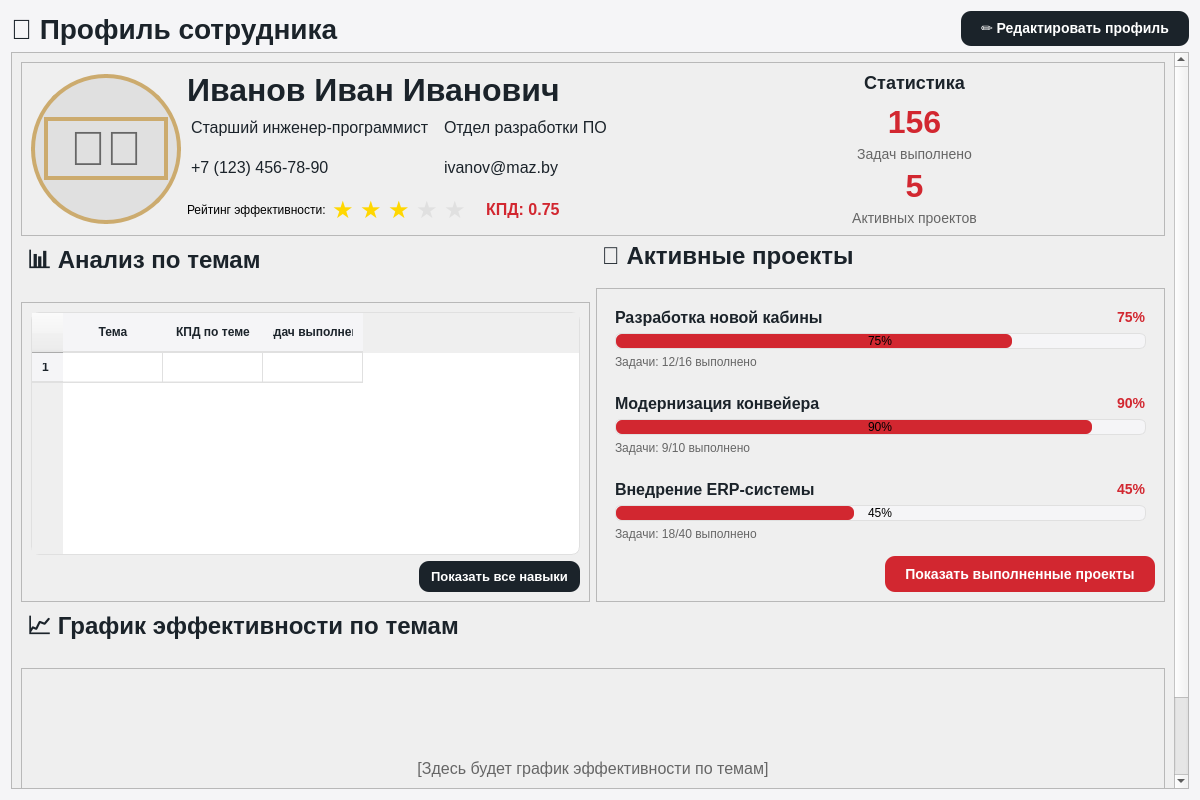
lerakaplich/TaskPlanner2, file ui/profile_page.ui: the form before one commit.
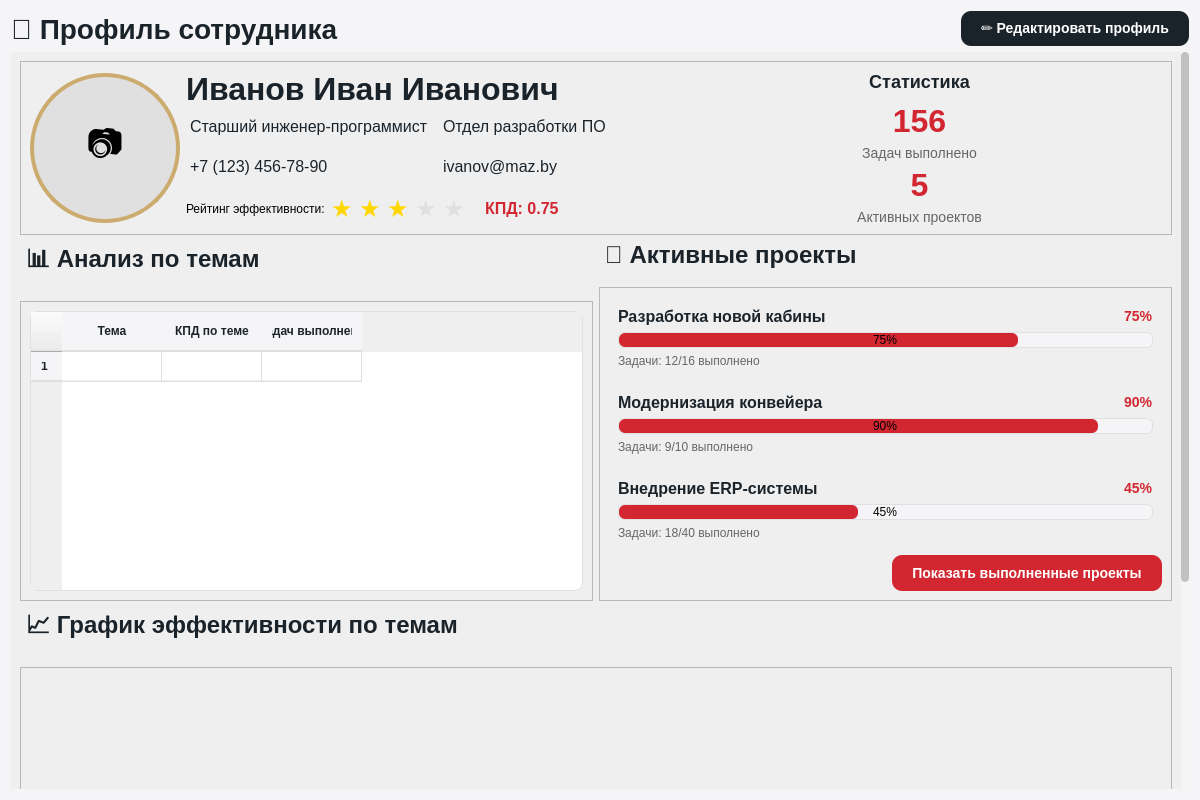
The form after the commit.

```diff
--- a/ui/profile_page.ui
+++ b/ui/profile_page.ui
@@ -18,24 +18,24 @@
 }
 
 /* Карточки */
-QFrame[objectName^="frameBasicInfo"],
-QFrame[objectName^="frameSkills"],
-QFrame[objectName^="frameProjects"],
-QFrame[objectName^="frameChart"] {
+QFrame[objectName^=&quot;frameBasicInfo&quot;],
+QFrame[objectName^=&quot;frameSkills&quot;],
+QFrame[objectName^=&quot;frameProjects&quot;],
+QFrame[objectName^=&quot;frameChart&quot;] {
     background-color: white;
     border-radius: 12px;
     border: 1px solid #E0E0E0;
     padding: 20px;
 }
 
-QFrame[objectName^="skillCard"] {
+QFrame[objectName^=&quot;skillCard&quot;] {
     background-color: white;
     border-radius: 10px;
     border: 1px solid #E0E0E0;
     padding: 15px;
 }
 
-QFrame[objectName^="projectCard"] {
+QFrame[objectName^=&quot;projectCard&quot;] {
     background-color: white;
     border-radius: 10px;
     border: 1px solid #E0E0E0;
@@ -48,7 +48,7 @@
 }
 
 /* Заголовки */
-QLabel[objectName^="header"] {
+QLabel[objectName^=&quot;header&quot;] {
     font-size: 24px;
     font-weight: bold;
     color: #1B232A;
@@ -56,7 +56,7 @@
     border-bottom: 2px solid #ccab6e;
 }
 
-QLabel[objectName^="subheader"] {
+QLabel[objectName^=&quot;subheader&quot;] {
     font-size: 18px;
     font-weight: bold;
     color: #1B232A;
@@ -82,31 +82,31 @@
 }
 
 /* Звезды рейтинга */
-QLabel[objectName^="star"] {
+QLabel[objectName^=&quot;star&quot;] {
     font-size: 24px;
 }
 
 /* Статистика */
-QLabel[objectName^="statValue"] {
+QLabel[objectName^=&quot;statValue&quot;] {
     font-size: 32px;
     font-weight: bold;
     color: #D22730;
 }
 
-QLabel[objectName^="statLabel"] {
+QLabel[objectName^=&quot;statLabel&quot;] {
     font-size: 14px;
     color: #666;
 }
 
 /* Информационные поля */
-QLabel[objectName^="infoLabel"] {
+QLabel[objectName^=&quot;infoLabel&quot;] {
     font-size: 14px;
     font-weight: bold;
     color: #666;
     padding: 2px 0px;
 }
 
-QLabel[objectName^="infoValue"] {
+QLabel[objectName^=&quot;infoValue&quot;] {
     font-size: 16px;
     color: #1B232A;
     padding: 2px 0px;
@@ -141,10 +141,70 @@
 }
 
 /* Графики */
-QFrame[objectName^="chartFrame"] {
+QFrame[objectName^=&quot;chartFrame&quot;] {
     background-color: white;
     border-radius: 10px;
     border: 1px solid #E0E0E0;
+}
+
+/* Стили для загрузки фото */
+QPushButton#btnUploadPhoto {
+    background-color: rgba(204, 171, 110, 0.9);
+    color: white;
+    border: none;
+    border-radius: 15px;
+    padding: 8px 15px;
+    font-size: 12px;
+    font-weight: bold;
+}
+QPushButton#btnUploadPhoto:hover {
+    background-color: #ccab6e;
+}
+QPushButton#btnUploadPhoto:pressed {
+    background-color: #b59456;
+}
+
+QLabel#labelPhotoPreview {
+    border-radius: 71px;
+    background-color: #F5F5F7;
+}
+
+QFrame#frameAvatar {
+    background-color: #E0E0E0;
+    border-radius: 75px;
+    border: 4px solid #ccab6e;
+}
+
+/* Скроллбары */
+QScrollArea {
+    border: none;
+    background-color: transparent;
+}
+QScrollBar:vertical {
+    background: #F5F5F5;
+    width: 8px;
+    border-radius: 4px;
+}
+QScrollBar::handle:vertical {
+    background: #C1C1C1;
+    border-radius: 4px;
+    min-height: 20px;
+}
+            QScrollBar:horizontal {
+                border: none;
+                background: #F5F5F5;
+                height: 8px;
+                margin: 0px;
+                border-radius: 4px;
+            }
+            QScrollBar::handle:horizontal {
+                background: #c1c1c1;
+                border-radius: 4px;
+                min-width: 20px;
+            }
+QScrollBar::add-line, QScrollBar::sub-line {
+    border: none;
+    background: none;
 }</string>
   </property>
   <layout class="QVBoxLayout" name="verticalLayout">
@@ -219,9 +279,9 @@
       <property name="geometry">
        <rect>
         <x>0</x>
-        <y>0</y>
-        <width>1180</width>
-        <height>720</height>
+        <y>-218</y>
+        <width>1163</width>
+        <height>953</height>
        </rect>
       </property>
       <layout class="QVBoxLayout" name="verticalLayout_2">
@@ -249,56 +309,65 @@
              </size>
             </property>
             <property name="styleSheet">
-             <string notr="true">QFrame {
+             <string notr="true">QFrame#frameAvatar {
     background-color: #E0E0E0;
     border-radius: 75px;
     border: 4px solid #ccab6e;
 }</string>
             </property>
             <layout class="QVBoxLayout" name="verticalLayout_3">
+             <property name="spacing">
+              <number>2</number>
+             </property>
+             <property name="leftMargin">
+              <number>0</number>
+             </property>
+             <property name="topMargin">
+              <number>5</number>
+             </property>
+             <property name="rightMargin">
+              <number>0</number>
+             </property>
+             <property name="bottomMargin">
+              <number>5</number>
+             </property>
              <item>
-              <spacer name="verticalSpacer">
-               <property name="orientation">
-                <enum>Qt::Orientation::Vertical</enum>
+              <widget class="QLabel" name="btnUploadPhoto">
+               <property name="minimumSize">
+                <size>
+                 <width>142</width>
+                 <height>110</height>
+                </size>
                </property>
-               <property name="sizeHint" stdset="0">
+               <property name="maximumSize">
                 <size>
-                 <width>20</width>
-                 <height>40</height>
+                 <width>142</width>
+                 <height>110</height>
                 </size>
                </property>
-              </spacer>
-             </item>
-             <item>
-              <widget class="QLabel" name="labelAvatar">
+               <property name="font">
+                <font>
+                 <pointsize>27</pointsize>
+                </font>
+               </property>
                <property name="styleSheet">
-                <string notr="true">QLabel {
-    font-size: 48px;
+                <string notr="true">QLabel#labelPhotoPreview {
+    font-size: 36px;
     text-align: center;
     color: #666;
+    background-color: transparent;
+    border: none;
+    border-radius: 0px;
 }</string>
                </property>
                <property name="text">
-                <string>👨‍💼</string>
+                <string>📷</string>
                </property>
                <property name="alignment">
                 <set>Qt::AlignmentFlag::AlignCenter</set>
                </property>
               </widget>
              </item>
-             <item>
-              <spacer name="verticalSpacer_2">
-               <property name="orientation">
-                <enum>Qt::Orientation::Vertical</enum>
-               </property>
-               <property name="sizeHint" stdset="0">
-                <size>
-                 <width>20</width>
-                 <height>40</height>
-                </size>
-               </property>
-              </spacer>
-             </item>
             </layout>
            </widget>
           </item>
@@ -628,46 +697,7 @@
                </widget>
               </item>
               <item>
-               <layout class="QHBoxLayout" name="horizontalLayout_6">
-                <item>
-                 <spacer name="horizontalSpacer_2">
-                  <property name="orientation">
-                   <enum>Qt::Orientation::Horizontal</enum>
-                  </property>
-                  <property name="sizeHint" stdset="0">
-                   <size>
-                    <width>40</width>
-                    <height>20</height>
-                   </size>
-                  </property>
-                 </spacer>
-                </item>
-                <item>
-                 <widget class="QPushButton" name="btnShowAllSkills">
-                  <property name="styleSheet">
-                   <string notr="true">QPushButton {
-    background-color: #1B232A;
-    color: white;
-    border: none;
-    border-radius: 10px;
-    padding: 8px 12px;
-    font-size: 13px;
-    font-weight: bold;
-}
-QPushButton:hover {
-    background-color: #D9D9D6;
-    color: black;
-}
-QPushButton:pressed {
-    background-color: #B8B8B5;
-}</string>
-                  </property>
-                  <property name="text">
-                   <string>Показать все навыки</string>
-                  </property>
-                 </widget>
-                </item>
-               </layout>
+               <layout class="QHBoxLayout" name="horizontalLayout_6"/>
               </item>
              </layout>
             </widget>
@@ -989,10 +1019,34 @@
          <property name="minimumSize">
           <size>
            <width>0</width>
-           <height>200</height>
+           <height>400</height>
           </size>
          </property>
+         <property name="maximumSize">
+          <size>
+           <width>16777215</width>
+           <height>16777215</height>
+          </size>
+         </property>
+         <property name="frameShape">
+          <enum>QFrame::Shape::StyledPanel</enum>
+         </property>
+         <property name="frameShadow">
+          <enum>QFrame::Shadow::Raised</enum>
+         </property>
          <layout class="QVBoxLayout" name="verticalLayout_12">
+          <property name="leftMargin">
+           <number>0</number>
+          </property>
+          <property name="topMargin">
+           <number>0</number>
+          </property>
+          <property name="rightMargin">
+           <number>0</number>
+          </property>
+          <property name="bottomMargin">
+           <number>0</number>
+          </property>
           <item>
            <widget class="QLabel" name="labelChartPlaceholder">
             <property name="styleSheet">
@@ -1003,7 +1057,7 @@
 }</string>
             </property>
             <property name="text">
-             <string>[Здесь будет график эффективности по темам]</string>
+             <string>[График эффективности по темам]</string>
             </property>
             <property name="alignment">
              <set>Qt::AlignmentFlag::AlignCenter</set>
@@ -1013,6 +1067,21 @@
          </layout>
         </widget>
        </item>
+
+       <!-- Добавляем растягивающийся spacer в конец -->
+       <item>
+        <spacer name="verticalSpacer">
+         <property name="orientation">
+          <enum>Qt::Orientation::Vertical</enum>
+         </property>
+         <property name="sizeHint" stdset="0">
+          <size>
+           <width>20</width>
+           <height>40</height>
+          </size>
+         </property>
+        </spacer>
+       </item>
       </layout>
      </widget>
     </widget>
```
Left out of the diff: 9 changed lines with no effect on the pictures.
